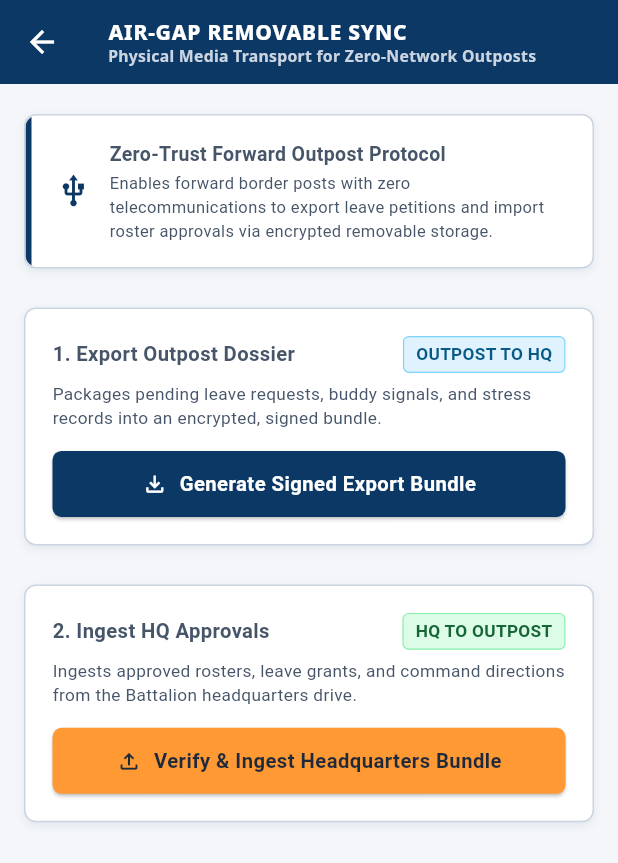
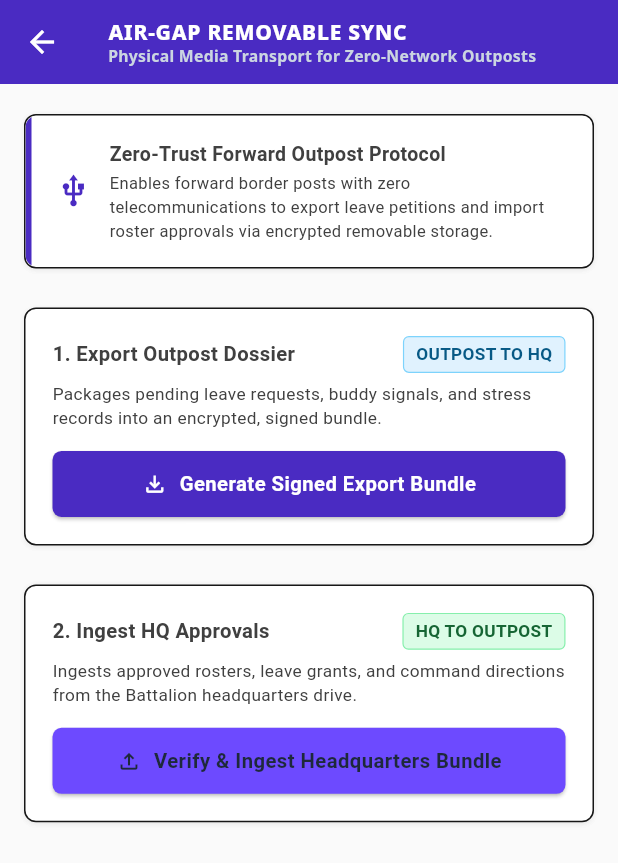
Before and after one commit to PravZ-Code/PRAHARI, a Flutter app: the AirgapSyncScreen screen opened directly, on a phone screen of 412 x 824 dp. Shown: the top 863 px of the screen. Run offline on Flutter 3.47's test engine with Material 3 defaults, Android fonts, the phone set to English and light mode, and no system bars; our stand-ins replace connectivity_plus, flutter_secure_storage, google_fonts, shared_preferences, sqflite; missing offline and left inert: ux4g_flutter_components; accounts and stored records are empty; network calls fail.

Commit message:
added changes pushing

```diff
--- a/frontend/package.json
+++ b/frontend/package.json
@@ -24,7 +24,7 @@
     "react-dom": "^19.3.0",
     "recharts": "^3.10.1",
     "tailwind-merge": "^3.7.0",
-    "ux4g-web-components": "^2.1.0"
+    "ux4g-web-components": "2.0.1"
   },
   "devDependencies": {
     "@types/node": "^26.5.1",
--- a/mobile/lib/theme/ux4g_defense_theme.dart
+++ b/mobile/lib/theme/ux4g_defense_theme.dart
@@ -5,61 +5,52 @@ import 'package:google_fonts/google_fonts.dart';
 /// Ministry of Home Affairs (MHA) & Central Reserve Police Force (CRPF)
 class Ux4gDefenseTheme {
   // --- MHA / CRPF Primary & Secondary Brand Tokens ---
-  static const Color mhaNavy = Color(0xFF0C3866);
-  static const Color mhaNavyLight = Color(0xFF1B4E8C);
-  static const Color mhaNavyDark = Color(0xFF07213D);
-  static const Color indiaSaffron = Color(0xFFFF9933);
-  static const Color indiaSaffronDark = Color(0xFFE07E1A);
-  static const Color defenseGreen = Color(0xFF138808);
-  static const Color defenseGreenLight = Color(0xFF22C55E);
-  static const Color crisisRed = Color(0xFFD32F2F);
-  static const Color crisisRedLight = Color(0xFFEF4444);
-  static const Color tacticalAmber = Color(0xFFED6C02);
-  static const Color tacticalAmberLight = Color(0xFFF59E0B);
-  static const Color infoBlue = Color(0xFF0288D1);
-  static const Color infoBlueLight = Color(0xFF38BDF8);
+  static const Color mhaNavy = Color(0xFF4A2BC2);
+  static const Color mhaNavyLight = Color(0xFFA391FF);
+  static const Color mhaNavyDark = Color(0xFF321A8A);
+  static const Color indiaSaffron = Color(0xFF6D4AFF);
+  static const Color indiaSaffronDark = Color(0xFF321A8A);
+  static const Color defenseGreen = Color(0xFF00522C);
+  static const Color defenseGreenLight = Color(0xFF80DA88);
+  static const Color crisisRed = Color(0xFF8A1A16);
+  static const Color crisisRedLight = Color(0xFFFFB3AE);
+  static const Color tacticalAmber = Color(0xFFAD4E00);
+  static const Color tacticalAmberLight = Color(0xFFFFC973);
+  static const Color infoBlue = Color(0xFF006D75);
+  static const Color infoBlueLight = Color(0xFF91E8E0);
 
   // --- Surfaces (Light Mode) ---
-  static const Color bgLight = Color(0xFFF4F6F9);
+  static const Color bgLight = Color(0xFFFAFAFA);
   static const Color surfaceLight = Color(0xFFFFFFFF);
-  static const Color surfaceSubtleLight = Color(0xFFF1F5F9);
-  static const Color borderLight = Color(0xFFCBD5E1);
-  static const Color textPrimaryLight = Color(0xFF0F172A);
-  static const Color textSecondaryLight = Color(0xFF475569);
-  static const Color textMutedLight = Color(0xFF64748B);
+  static const Color surfaceSubtleLight = Color(0xFFF5F5F5);
+  static const Color borderLight = Color(0xFF737373);
+  static const Color textPrimaryLight = Color(0xFF171717);
+  static const Color textSecondaryLight = Color(0xFF404040);
+  static const Color textMutedLight = Color(0xFF737373);
 
   // --- Surfaces (Dark / Tactical Night Mode) ---
-  static const Color bgDark = Color(0xFF0A0F1D);
-  static const Color surfaceDark = Color(0xFF131D31);
-  static const Color surfaceSubtleDark = Color(0xFF1E293B);
-  static const Color borderDark = Color(0xFF243356);
-  static const Color textPrimaryDark = Color(0xFFF8FAFC);
-  static const Color textSecondaryDark = Color(0xFF94A3B8);
-  static const Color textMutedDark = Color(0xFF64748B);
+  static const Color bgDark = Color(0xFF171717);
+  static const Color surfaceDark = Color(0xFF0A0A0A);
+  static const Color surfaceSubtleDark = Color(0xFF262626);
+  static const Color borderDark = Color(0xFFA1A1A1);
+  static const Color textPrimaryDark = Color(0xFFFAFAFA);
+  static const Color textSecondaryDark = Color(0xFFE5E5E5);
+  static const Color textMutedDark = Color(0xFFD9D9D9);
 
   // --- Elevation Shadows (WCAG 2.1 Level AA) ---
   static List<BoxShadow> elevationLevel1(bool isDark) => [
-        BoxShadow(
-          color: isDark ? Colors.black38 : const Color(0x140C3866),
-          blurRadius: 4,
-          offset: const Offset(0, 2),
-        ),
+        BoxShadow(color: isDark ? Colors.white10 : Colors.black.withValues(alpha: 0.04), blurRadius: 2, offset: const Offset(0, 1)),
+        BoxShadow(color: isDark ? Colors.white10 : Colors.black.withValues(alpha: 0.04), blurRadius: 2, offset: const Offset(0, 1)),
       ];
 
   static List<BoxShadow> elevationLevel2(bool isDark) => [
-        BoxShadow(
-          color: isDark ? Colors.black45 : const Color(0x1A0C3866),
-          blurRadius: 8,
-          offset: const Offset(0, 4),
-        ),
+        BoxShadow(color: isDark ? Colors.white12 : Colors.black.withValues(alpha: 0.08), blurRadius: 8, offset: const Offset(0, 4)),
+        BoxShadow(color: isDark ? Colors.white10 : Colors.black.withValues(alpha: 0.04), blurRadius: 2, offset: const Offset(0, 1)),
       ];
 
   static List<BoxShadow> elevationLevel3(bool isDark) => [
-        BoxShadow(
-          color: isDark ? Colors.black54 : const Color(0x240C3866),
-          blurRadius: 16,
-          offset: const Offset(0, 8),
-        ),
+        BoxShadow(color: isDark ? Colors.white.withValues(alpha: 0.16) : Colors.black.withValues(alpha: 0.16), blurRadius: 16, offset: const Offset(0, 8)),
+        BoxShadow(color: isDark ? Colors.white10 : Colors.black.withValues(alpha: 0.08), blurRadius: 8, offset: const Offset(0, 4)),
       ];
 
   // --- Build ThemeData ---
@@ -121,7 +112,7 @@ class Ux4gDefenseTheme {
       scaffoldBackgroundColor: isDark ? bgDark : bgLight,
       colorScheme: ColorScheme(
         brightness: isDark ? Brightness.dark : Brightness.light,
-        primary: isDark ? const Color(0xFF60A5FA) : mhaNavy,
+        primary: isDark ? mhaNavyLight : mhaNavy,
         onPrimary: Colors.white,
         secondary: indiaSaffron,
         onSecondary: const Color(0xFF1E293B),
--- a/mobile/lib/widgets/ux4g_widgets.dart
+++ b/mobile/lib/widgets/ux4g_widgets.dart
@@ -27,14 +27,15 @@ class Ux4gCard extends StatelessWidget {
   Widget build(BuildContext context) {
     final themeLocale = context.watch<ThemeLocaleProvider>();
     final isDark = themeLocale.isDark;
+    final colors = Theme.of(context).colorScheme;
 
     return Container(
       margin: margin,
       decoration: BoxDecoration(
-        color: isDark ? Ux4gDefenseTheme.surfaceDark : Ux4gDefenseTheme.surfaceLight,
+        color: colors.surface,
         borderRadius: BorderRadius.circular(8.0),
         border: Border.all(
-          color: isDark ? Ux4gDefenseTheme.borderDark : Ux4gDefenseTheme.borderLight,
+          color: colors.outline,
           width: 1.0,
         ),
         boxShadow: Ux4gDefenseTheme.elevationLevel1(isDark),
@@ -173,8 +174,8 @@ class Ux4gButton extends StatelessWidget {
 
     switch (type) {
       case Ux4gButtonType.primary:
-        bg = Ux4gDefenseTheme.mhaNavy;
-        fg = Colors.white;
+        bg = Theme.of(context).colorScheme.primary;
+        fg = Theme.of(context).colorScheme.onPrimary;
         break;
       case Ux4gButtonType.secondary:
         bg = Ux4gDefenseTheme.indiaSaffron;
@@ -182,8 +183,8 @@ class Ux4gButton extends StatelessWidget {
         break;
       case Ux4gButtonType.outline:
         bg = Colors.transparent;
-        fg = Ux4gDefenseTheme.mhaNavy;
-        border = const BorderSide(color: Ux4gDefenseTheme.mhaNavy, width: 1.5);
+        fg = Theme.of(context).colorScheme.primary;
+        border = BorderSide(color: Theme.of(context).colorScheme.primary, width: 1.5);
         break;
       case Ux4gButtonType.crisis:
         bg = Ux4gDefenseTheme.crisisRed;
```
Also changed, not shown: frontend/package-lock.json, 6 other files.
